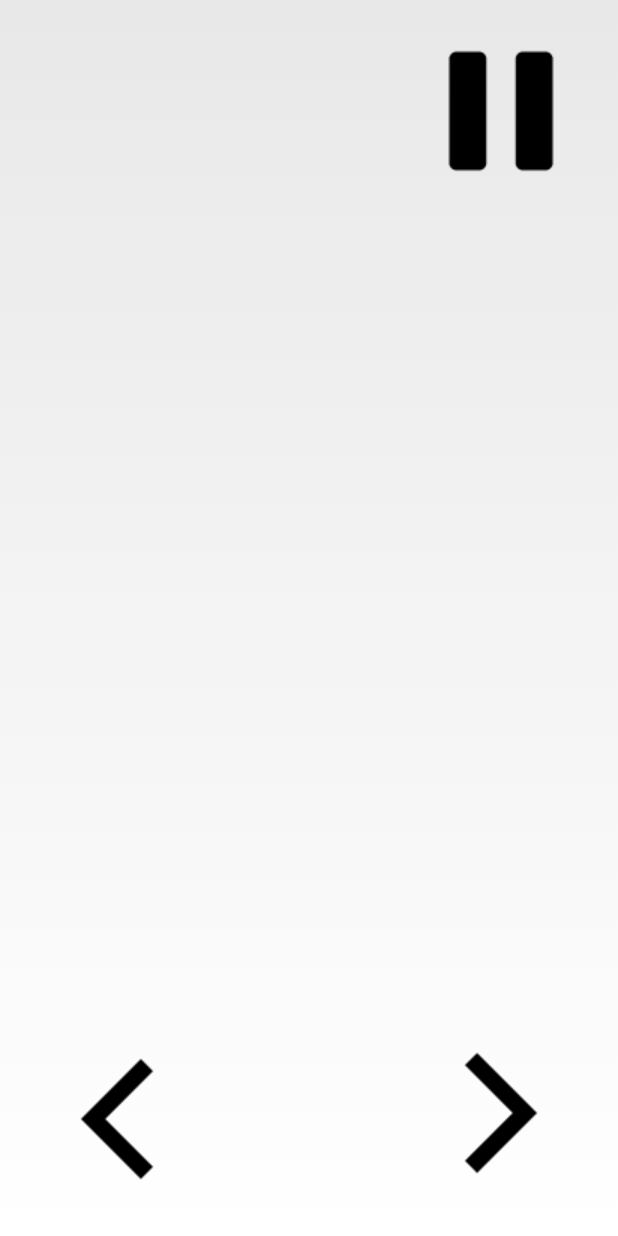
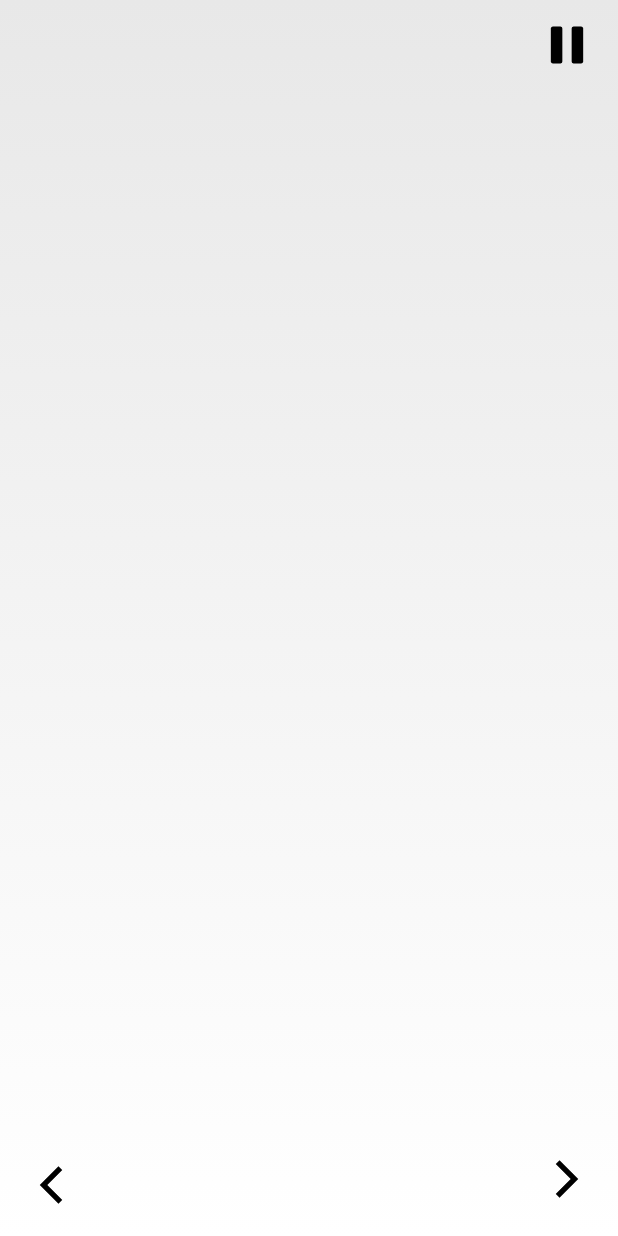
Before and after one commit to liangdrew/Glide, an Android app: the layout activity_game.xml on its own in the app's theme, with its tools: preview values and no code run, on a phone screen of 412 x 824 dp. Run offline under Robolectric (Android 15) with nearby library versions, the phone set to English and light mode, and no system bars.

Commit message:
Fix XML layout

```diff
--- a/app/src/main/java/com/andrewliang/glide/GameLoop.java
+++ b/app/src/main/java/com/andrewliang/glide/GameLoop.java
@@ -216,6 +216,7 @@ public class GameLoop implements Runnable
         if (f.getFoodType() == 0)  // Green
         {
             playerScore += f.getSpeed()*2;
+
         }
         else if (f.getFoodType() == 1)  // Red
         {
@@ -242,7 +243,7 @@ public class GameLoop implements Runnable
 
     private void setHighScore()
     {
-        if (highScore > 0)  //we have a valid score
+        if (highScore > 0)  // Assert that user has achieved a valid score
         {
             int lastHighScore = gameView.getGameActivity().getPrefs().getInt("highScore", 0);
 
--- a/app/src/main/res/layout/activity_game.xml
+++ b/app/src/main/res/layout/activity_game.xml
@@ -34,8 +34,8 @@
 
     <ImageButton
         android:id="@+id/left_button"
-        android:layout_width="wrap_content"
-        android:layout_height="wrap_content"
+        android:layout_width="@dimen/button_size"
+        android:layout_height="@dimen/button_size"
         android:layout_gravity="bottom"
         android:layout_alignParentBottom="true"
         android:layout_alignParentLeft="true"
@@ -50,8 +50,8 @@
 
     <ImageButton
         android:id="@+id/right_button"
-        android:layout_width="wrap_content"
-        android:layout_height="wrap_content"
+        android:layout_width="@dimen/button_size"
+        android:layout_height="@dimen/button_size"
         android:layout_gravity="bottom"
         android:layout_alignBottom="@+id/left_button"
         android:layout_alignParentRight="true"
@@ -66,8 +66,8 @@
 
     <ImageButton
         android:id="@+id/pause_button"
-        android:layout_width="wrap_content"
-        android:layout_height="wrap_content"
+        android:layout_width="@dimen/button_size"
+        android:layout_height="@dimen/button_size"
         android:layout_gravity="bottom"
         android:padding="@dimen/menu_button_padding"
         android:scaleType="fitXY"
@@ -90,9 +90,11 @@
         android:src="@drawable/home_button"
         style="?android:attr/borderlessButtonStyle"
         android:background="@null"
-        android:layout_below="@+id/pause_text"
-        android:layout_toRightOf="@+id/restart_button"
-        android:layout_toEndOf="@+id/restart_button"
+        android:layout_marginRight="132dp"
+        android:layout_marginEnd="132dp"
+        android:layout_centerVertical="true"
+        android:layout_toLeftOf="@+id/right_button"
+        android:layout_toStartOf="@+id/right_button"
         android:visibility="gone"/>
 
     <ImageButton
@@ -106,11 +108,9 @@
         android:src="@drawable/refresh"
         style="?android:attr/borderlessButtonStyle"
         android:background="@null"
-        android:layout_marginLeft="33dp"
-        android:layout_marginStart="33dp"
-        android:layout_below="@+id/pause_text"
-        android:layout_alignLeft="@+id/pause_text"
-        android:layout_alignStart="@+id/pause_text"
+        android:layout_alignTop="@+id/home_button"
+        android:layout_toLeftOf="@+id/home_button"
+        android:layout_toStartOf="@+id/home_button"
         android:visibility="gone"/>
 
 </RelativeLayout>
--- a/app/src/main/res/layout/activity_main.xml
+++ b/app/src/main/res/layout/activity_main.xml
@@ -16,7 +16,7 @@
         android:id="@+id/fragment_main"
         class="com.andrewliang.glide.MainFragment"
         android:layout_width="400dp"
-        android:layout_height="250dp"
+        android:layout_height="275dp"
         tools:layout="@layout/fragment_main"
         android:layout_centerVertical="true"
         android:layout_centerHorizontal="true" />
--- a/app/src/main/res/values/dimens.xml
+++ b/app/src/main/res/values/dimens.xml
@@ -6,7 +6,7 @@
     <dimen name="corner_radius">4dp</dimen>
     <dimen name="menu_padding">10dp</dimen>
     <dimen name="menu_space">10dp</dimen>
-    <dimen name="menu_text_size">32sp</dimen>
+    <dimen name="menu_text_size">64sp</dimen>
     <dimen name="pause_text_size">75sp</dimen>
     <dimen name="about_title_text_size">50sp</dimen>
     <dimen name="about_text_size">20sp</dimen>
@@ -16,4 +16,5 @@
     <dimen name="control_padding">20dp</dimen>
     <dimen name="drawable_padding">10dp</dimen>
     <dimen name="elevation_low">4dp</dimen>
+    <dimen name="button_size">60dp</dimen>
 </resources>
--- a/app/src/main/res/values/strings.xml
+++ b/app/src/main/res/values/strings.xml
@@ -1,8 +1,8 @@
 <resources>
-    <string name="app_name">Glide</string>
+    <string name="app_name">GLIDE</string>
     <string name="about_label">About</string>
     <string name="play_game_label">Play Game</string>
-    <string name="about_title">About Glider Dreams</string>
+    <string name="about_title">About GLIDE</string>
     <string name="pause_label">Paused</string>
     <string name="game_over_label">Game Over</string>
     <string name="new_high_score_label">New high score: </string>
```
Also changed, not shown: 1 other file.
